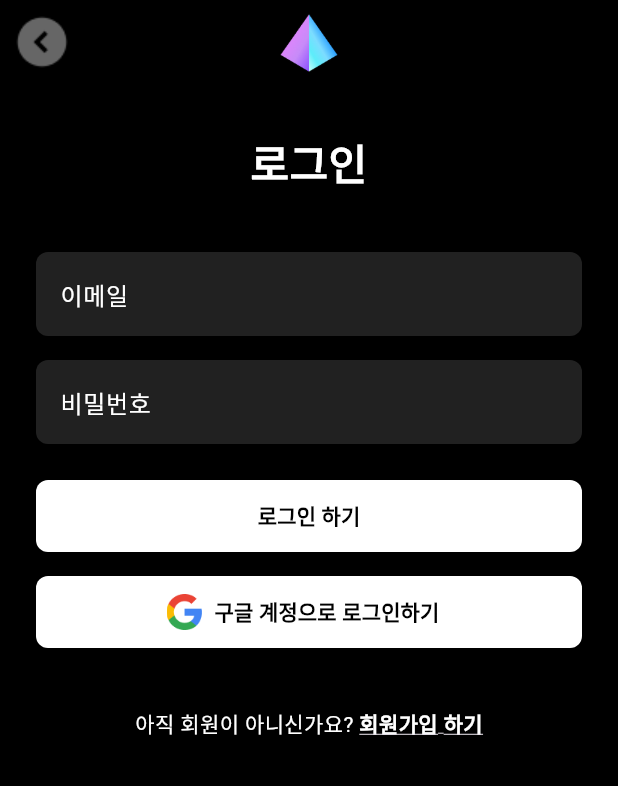
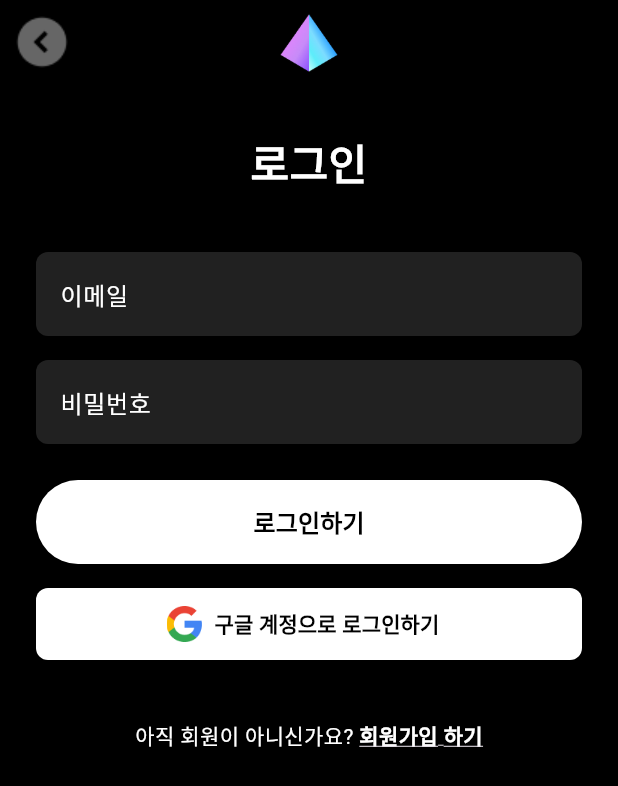
Before and after one commit to wjdrbgus8167/ari, a Flutter app: the LoginScreen screen opened directly, on a phone screen of 412 x 824 dp. Shown: the top 786 px of the screen. Run offline on Flutter 3.47's test engine with Material 3 defaults, Android fonts, the phone set to English and light mode, and no system bars; our stand-ins replace audioplayers, dartz, dio, flutter_riverpod, flutter_secure_storage, palette_generator; accounts and stored records are empty; network calls fail.

Commit message:
feat: login, signup api & ui

```diff
--- a/FE/lib/core/utils/auth_interceptor.dart
+++ b/FE/lib/core/utils/auth_interceptor.dart
@@ -29,9 +29,6 @@ class AuthInterceptor extends Interceptor {
   void onError(DioException err, ErrorInterceptorHandler handler) async {
     // 401 에러 처리 (인증 실패)
     if (err.response?.statusCode == 401) {
-      // 리프레시 토큰 요청 또는 로그인 요청이면 재시도하지 않음
-      if (err.requestOptions.path.contains('/auth/refresh') ||
-          err.requestOptions.path.contains('/auth/login')) {
       return handler.next(err);
     }
 
@@ -59,9 +56,6 @@ class AuthInterceptor extends Interceptor {
         return handler.next(e);
       }
     }
-    }
-
-    // 다른 에러는 그대로 전달
     return handler.next(err);
   }
 }
--- a/FE/lib/domain/repositories/auth_repository.dart
+++ b/FE/lib/domain/repositories/auth_repository.dart
@@ -15,5 +15,5 @@ abstract class AuthRepository {
   Future<void> saveTokens(Token tokens);
   Future<void> clearTokens();
   Future<Token?> refreshTokens();
-  Future<Token?> login();
+  Future<Token?> login(String email, String password);
 }
--- a/FE/lib/presentation/pages/login/login_screen.dart
+++ b/FE/lib/presentation/pages/login/login_screen.dart
@@ -1,12 +1,18 @@
 import 'package:ari/presentation/pages/sign_up/on_boarding.dart';
 import 'package:ari/presentation/pages/sign_up/sign_up_screen.dart';
+import 'package:ari/presentation/routes/app_router.dart';
+import 'package:ari/presentation/viewmodels/login_viewmodel.dart';
+import 'package:ari/presentation/widgets/common/button_large.dart';
+import 'package:ari/providers/auth/auth_providers.dart';
 import 'package:flutter/material.dart';
+import 'package:flutter_riverpod/flutter_riverpod.dart';
 
-class LoginScreen extends StatelessWidget {
-  const LoginScreen({Key? key}) : super(key: key);
+class LoginScreen extends ConsumerWidget {
+  const LoginScreen({super.key});
 
   @override
-  Widget build(BuildContext context) {
+  Widget build(BuildContext context, WidgetRef ref) {
+    final viewModel = ref.read(loginViewModelProvider.notifier);
     return Scaffold(
       // 배경색 검정
       backgroundColor: Colors.black,
@@ -79,24 +85,14 @@ class LoginScreen extends StatelessWidget {
             ),
             const SizedBox(height: 24),
             // 로그인 버튼
-            SizedBox(
-              height: 48,
-              child: ElevatedButton(
-                style: ElevatedButton.styleFrom(
-                  backgroundColor: Colors.white,
-                  foregroundColor: Colors.black,
-                  shape: RoundedRectangleBorder(
-                    borderRadius: BorderRadius.circular(8),
-                  ),
-                ),
-                onPressed: () {
-                  // 로그인 로직 구현
-                },
-                child: const Text(
-                  '로그인 하기',
-                  style: TextStyle(fontWeight: FontWeight.bold),
-                ),
-              ),
+            ButtonLarge(
+              text: '로그인하기',
+              onPressed: () async {
+                if (await viewModel.login()) {
+                  // 잠시 후 로그인 화면으로 이동
+                  Navigator.of(context).pushNamed(AppRoutes.home);
+                }
+              },
             ),
             const SizedBox(height: 16),
             // 구글 계정으로 로그인 버튼
@@ -117,10 +113,7 @@ class LoginScreen extends StatelessWidget {
                 ),
                 onPressed: () {
                   // 구글 로그인 로직 구현
-                  Navigator.push(
-                      context,
-                      MaterialPageRoute(builder: (context) => const AdditionalInfoPage()),
-                  );
+                  viewModel.startGoogleLogin();
                 },
                 label: const Text(
                   '구글 계정으로 로그인하기',
@@ -138,10 +131,7 @@ class LoginScreen extends StatelessWidget {
                 ),
                 GestureDetector(
                   onTap: () {
-                    Navigator.push(
-                      context,
-                      MaterialPageRoute(builder: (context) => const SignUpScreen()),
-                    );
+                    Navigator.of(context).pushNamed(AppRoutes.signUp);
                   },
                   child: const Text(
                     '회원가입 하기',
--- a/FE/lib/presentation/routes/app_router.dart
+++ b/FE/lib/presentation/routes/app_router.dart
@@ -11,6 +11,7 @@ class AppRoutes {
 
   // 여기에 경로 더 추가하십시옹
   static const String login = '/login';
+  static const String signUp = '/signup';
   static const String album = '/album';
   static const String playlist = '/playlist';
   static const String listeningqueue = '/listeningqueue';
--- a/FE/lib/presentation/viewmodels/album_detail_viewmodel.dart
+++ b/FE/lib/presentation/viewmodels/album_detail_viewmodel.dart
@@ -35,7 +35,7 @@ class AlbumDetailViewModel extends StateNotifier<AlbumDetailState> {
 
   AlbumDetailViewModel({
     required this.getAlbumDetail,
-  }) : super(AlbumDetailState(errorMessage: null)); // 명시적으로 null로 초기화
+  }) : super(AlbumDetailState(errorMessage: null));
 
   // 앨범 상세 정보 로드
   Future<void> loadAlbumDetail(int albumId) async {
--- a/FE/pubspec.yaml
+++ b/FE/pubspec.yaml
@@ -42,6 +42,7 @@ dependencies:
   dartz: ^0.10.1
   shared_preferences: ^2.5.2
   flutter_secure_storage: ^9.2.4
+  url_launcher: ^6.3.1
 
 dev_dependencies:
   flutter_test:
```
Also changed, not shown: FE/lib/data/datasources/auth_remote_data_source.dart (+4 -4 lines), FE/lib/data/repositories/auth_repository_impl.dart (+4 -8 lines), FE/lib/domain/usecases/auth_usecase.dart (+10 -1 lines), FE/lib/presentation/pages/sign_up/sign_up_screen.dart (+9 -9 lines), FE/lib/presentation/viewmodels/login_viewmodel.dart (added, +125 -0 lines), FE/lib/presentation/widgets/album_detail/album_detail_track_list.dart (+2 -7 lines), FE/lib/providers/auth/auth_providers.dart (+29 -9 lines), FE/lib/data/models/api_response.dart (line endings or trailing spaces), FE/lib/presentation/widgets/oauth/auth_callback_handler.dart (added), FE/pubspec.lock. Lines whose indentation alone changed are shown as unchanged.
